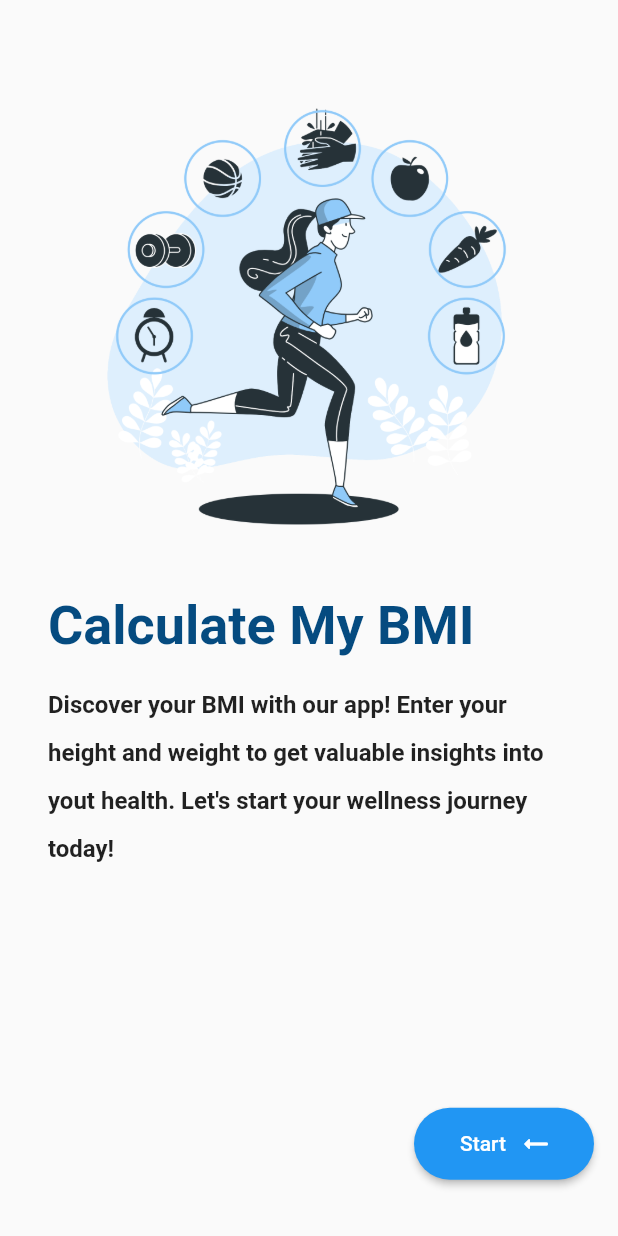
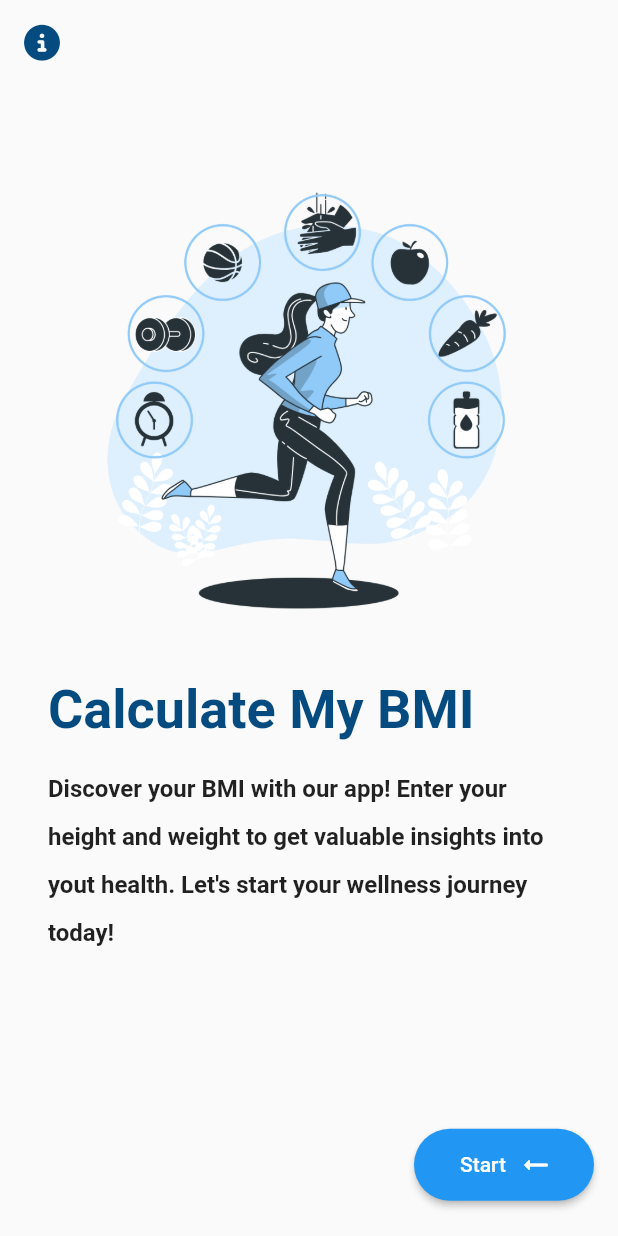
Before and after one commit to geniusvale/bmicheck, a Flutter app: the screen it shows after launch, on a phone screen of 412 x 824 dp. Run offline on Flutter 3.47's test engine with Material 2 defaults, Android fonts, the phone set to English and light mode, and no system bars; our stand-ins replace font_awesome_flutter, toggle_switch, wheel_chooser; missing offline and left inert: flutter_ruler_picker.

Commit message:
add credit

```diff
--- a/lib/bmi.dart
+++ b/lib/bmi.dart
@@ -58,7 +58,7 @@ class _BMIState extends State<BMI> {
           crossAxisAlignment: CrossAxisAlignment.start,
           children: [
             Text(
-              'Choose your gender : ',
+              'Birth Gender : ',
               style: TextStyle(
                 color: darkBlue,
                 fontWeight: FontWeight.bold,
--- a/lib/home.dart
+++ b/lib/home.dart
@@ -1,6 +1,7 @@
 import 'package:bmicheck/bmi.dart';
 import 'package:bmicheck/styles.dart';
 import 'package:flutter/material.dart';
+import 'package:font_awesome_flutter/font_awesome_flutter.dart';
 
 class Home extends StatefulWidget {
   const Home({Key? key}) : super(key: key);
@@ -13,6 +14,20 @@ class _HomeState extends State<Home> {
   @override
   Widget build(BuildContext context) {
     return Scaffold(
+      appBar: AppBar(
+        backgroundColor: Colors.transparent,
+        elevation: 0,
+        leading: IconButton(
+          onPressed: () => showAboutDialog(context: context, children: [
+            const Text('Developed by : Ariiq Valerian Romero'),
+            const SizedBox(height: 8),
+            const Text(
+              'Design by :\n https://www.behance.net/gallery/175522875/BMI-calculator-App-UI-Design',
+            ),
+          ]),
+          icon: Icon(FontAwesomeIcons.circleInfo, color: darkBlue),
+        ),
+      ),
       body: Padding(
         padding: const EdgeInsets.fromLTRB(16, 16, 16, 0),
         child: Column(
```
